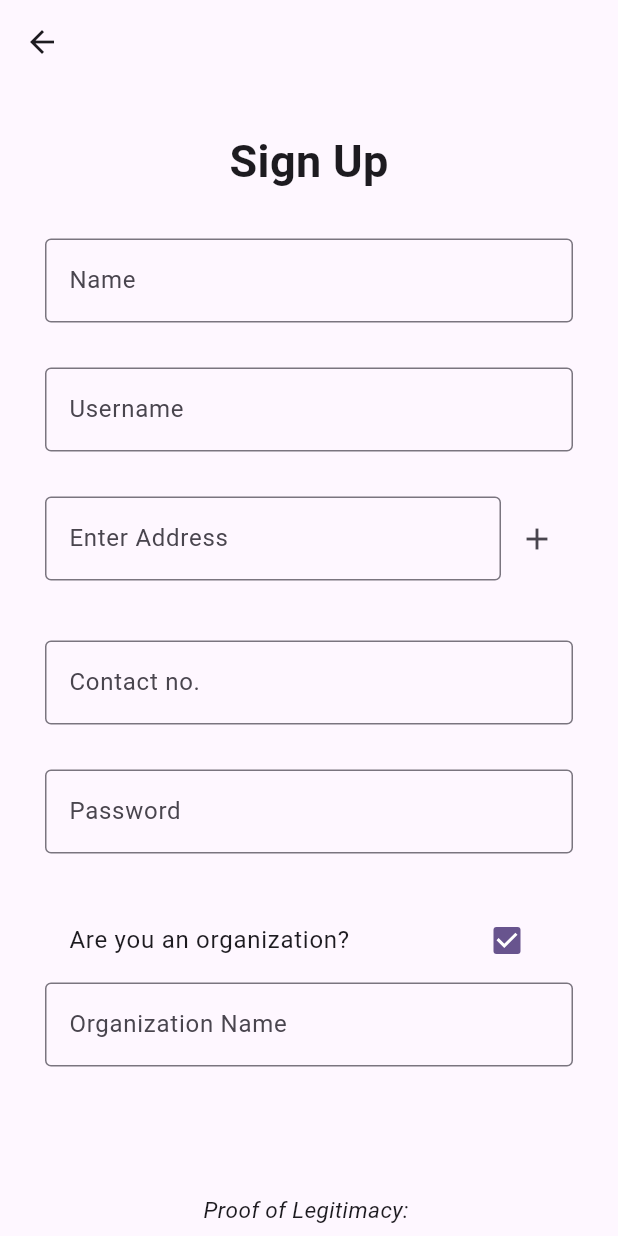
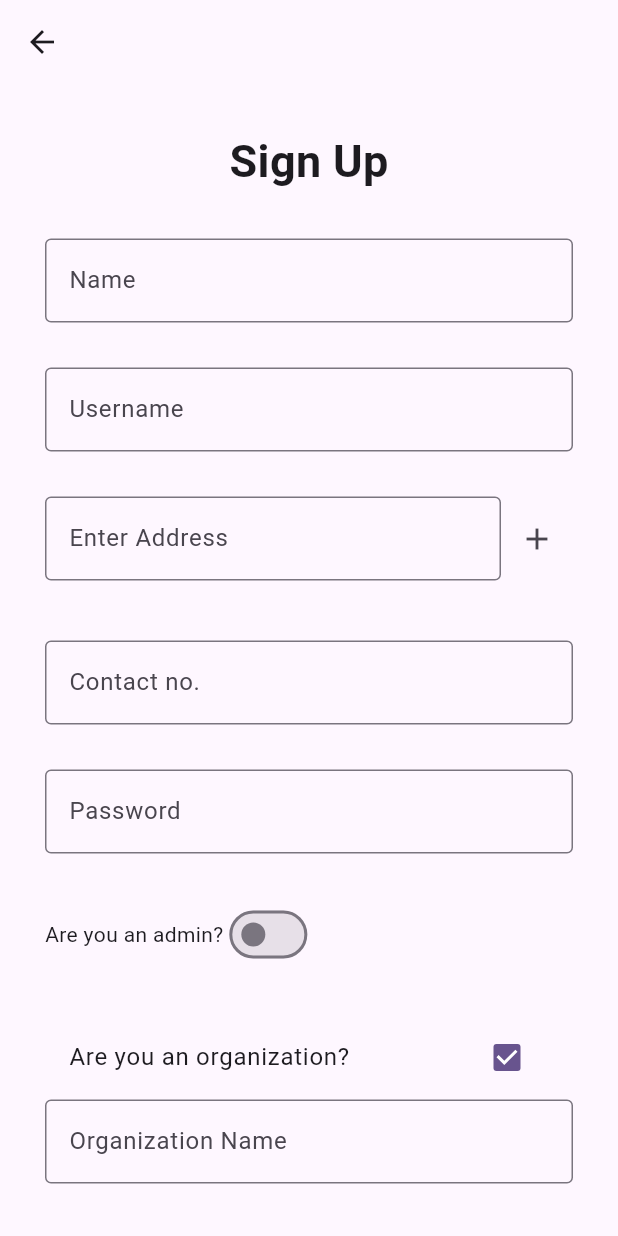
Before and after one commit to CinthSimbulan/CMSC-23-Project, a Flutter app: the SignUpPage screen opened directly, after a tap on "Are you an organization?", on a phone screen of 412 x 824 dp. Run offline on Flutter 3.47's test engine with Material 3 defaults, Android fonts, the phone set to English and light mode, and no system bars; our stand-ins replace cloud_firestore, email_validator, firebase_auth, firebase_core, firebase_storage, image_picker and 1 more; missing offline and left inert: flutter_barcode_scanner; accounts and stored records are empty.

Commit message:
added admin type and fixed address

```diff
--- a/cmsc_23_project/lib/pages/SignInPage/signup.dart
+++ b/cmsc_23_project/lib/pages/SignInPage/signup.dart
@@ -29,9 +29,10 @@ class _SignUpState extends State<SignUpPage> {
   final _formKey = GlobalKey<FormState>();
   String? name;
   String? email;
-  List<String>? addresses = [];
+  List<String> addresses = [];
   String? contact;
   String? password;
+  bool isAdmin = false;
   bool isOrganization = false;
   String? organizationName;
   File? photo;
@@ -41,7 +42,6 @@ class _SignUpState extends State<SignUpPage> {
     "Type": "Donor",
     "Name": "",
     "Username": "",
-    "Address": "",
     "Contact": ""
   };
 
@@ -49,7 +49,7 @@ class _SignUpState extends State<SignUpPage> {
   void _addAddress() {
     if (_addressController.text.isNotEmpty) {
       setState(() {
-        addresses!.add(_addressController.text);
+        addresses.add(_addressController.text);
         _addressController.clear();
       });
     }
@@ -58,8 +58,16 @@ class _SignUpState extends State<SignUpPage> {
   //method to delete an address
   void _removeAddress(int index) {
     setState(() {
-      addresses!.removeAt(index);
+      addresses.removeAt(index);
     });
+  }
+
+  @override
+  void setState(VoidCallback fn) {
+    super.setState(fn);
+    print(details);
+    print(addresses);
+    // This code will be executed every time setState is called
   }
 
   @override
@@ -80,7 +88,8 @@ class _SignUpState extends State<SignUpPage> {
                   addressField,
                   contactField,
                   passwordField,
-                  organizationCheckbox,
+                  adminSwitch,
+                  if (!isAdmin) organizationCheckbox,
                   if (isOrganization) organizationNameField,
                   if (isOrganization) proofImage,
                   submitButton,
@@ -161,8 +170,8 @@ class _SignUpState extends State<SignUpPage> {
                     _addAddress();
                   }),
                   validator: (value) {
-                    if (value == null || value.isEmpty) {
-                      return "This field is required";
+                    if (addresses.isEmpty) {
+                      return "Please add an address";
                     }
                     return null;
                   },
@@ -177,10 +186,10 @@ class _SignUpState extends State<SignUpPage> {
           SizedBox(height: 10),
           ListView.builder(
             shrinkWrap: true,
-            itemCount: addresses!.length,
+            itemCount: addresses.length,
             itemBuilder: (context, index) {
               return ListTile(
-                title: Text(addresses![index]),
+                title: Text(addresses[index]),
                 trailing: IconButton(
                   icon: const Icon(Icons.delete),
                   onPressed: () => _removeAddress(index),
@@ -241,6 +250,25 @@ class _SignUpState extends State<SignUpPage> {
         ),
       );
 
+  // Switch button for Admin
+  Widget get adminSwitch => Padding(
+      padding: const EdgeInsets.only(bottom: 30),
+      child: Row(
+        children: [
+          const Text('Are you an admin?'),
+          Switch(
+            value: isAdmin,
+            onChanged: (bool value) {
+              setState(() {
+                isAdmin = value;
+                isOrganization = false;
+                value ? details['Type'] = "Admin" : details['Type'] = "Donor";
+              });
+            },
+          )
+        ],
+      ));
+
   // Checkbox for Organization if User is an Organization
   Widget get organizationCheckbox => CheckboxListTile(
         title: const Text('Are you an organization?'),
@@ -248,6 +276,9 @@ class _SignUpState extends State<SignUpPage> {
         onChanged: (bool? value) {
           setState(() {
             isOrganization = value!;
+            value
+                ? details['Type'] = "Organization"
+                : details['Type'] = "Donor";
           });
         },
       );
@@ -265,7 +296,6 @@ class _SignUpState extends State<SignUpPage> {
           onSaved: (value) => setState(() {
             organizationName = value;
             details['Organization'] = organizationName;
-            details['Type'] = "Organization";
           }),
           validator: (value) {
             if (isOrganization && (value == null || value.isEmpty)) {
@@ -324,7 +354,7 @@ class _SignUpState extends State<SignUpPage> {
                 myUser tempUser = myUser(
                   name: details['Name'],
                   username: details['Username'],
-                  addresses: addresses!,
+                  addresses: addresses,
                   contactno: details['Contact'],
                   type: details['Type'],
                   orgDetails: {
@@ -343,7 +373,7 @@ class _SignUpState extends State<SignUpPage> {
                 myUser tempUser = myUser(
                   name: details['Name'],
                   username: details['Username'],
-                  addresses: addresses!,
+                  addresses: addresses,
                   contactno: details['Contact'],
                   type: details['Type'],
                 );
```
